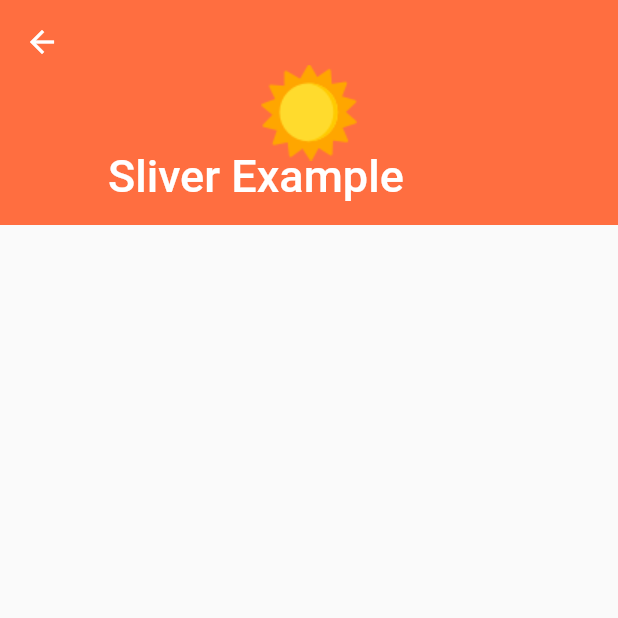
After one commit to minwoo129/FlutterExcercise, a Flutter app: the screen it shows after launch, after a tap on "페이지 이동", on a phone screen of 412 x 824 dp, the top half of it. The commit adds this screen. Run offline on Flutter 3.47's test engine with Material 2 defaults, Android fonts, the phone set to English and light mode, and no system bars; our stand-ins replace dio, shared_preferences, sqflite; accounts and stored records are empty.

Commit message:
animation_ex: 슬리버 추가

```diff
--- a/flutter_animation_ex/lib/main.dart
+++ b/flutter_animation_ex/lib/main.dart
@@ -1,6 +1,7 @@
 import 'package:flutter/material.dart';
 import 'people.dart';
 import 'second_page.dart';
+import 'sliver_page.dart';
 
 void main() {
   runApp(MyApp());
@@ -147,6 +148,12 @@ class _AnimationApp extends State<AnimationApp> {
                   ),
                 ),
               ),
+              ElevatedButton(
+                onPressed: () {
+                  Navigator.of(context).push(MaterialPageRoute(builder: (context) => SliverPage()));
+                },
+                child: Text('페이지 이동')
+              ),
             ],
             mainAxisAlignment: MainAxisAlignment.center,
           ),
--- /dev/null
+++ b/flutter_animation_ex/lib/sliver_page.dart
@@ -0,0 +1,26 @@
+import 'package:flutter/material.dart';
+
+class SliverPage extends StatefulWidget {
+  @override
+  State<StatefulWidget> createState() => _SliverPage();
+}
+
+class _SliverPage extends State<SliverPage> {
+  @override
+  Widget build(BuildContext context) {
+    return Scaffold(
+      body: CustomScrollView(
+        slivers: <Widget>[
+          SliverAppBar(
+            expandedHeight: 150.0,
+            flexibleSpace: FlexibleSpaceBar(
+              title: Text('Sliver Example'),
+              background: Image.asset('repo/images/sunny.png'),
+            ),
+            backgroundColor: Colors.deepOrangeAccent,
+          ),
+        ],
+      ),
+    );
+  }
+}
--- a/flutter_animation_ex/pubspec.yaml
+++ b/flutter_animation_ex/pubspec.yaml
@@ -56,6 +56,10 @@ flutter:
   # included with your application, so that you can use the icons in
   # the material Icons class.
   uses-material-design: true
+  assets:
+    - repo/images/circle.png
+    - repo/images/saturn.png
+    - repo/images/sunny.png
 
   # To add assets to your application, add an assets section, like this:
   # assets:
```
Also changed, not shown: flutter_animation_ex/repo/images/circle.png (added), flutter_animation_ex/repo/images/saturn.png (added), flutter_animation_ex/repo/images/sunny.png (added).
